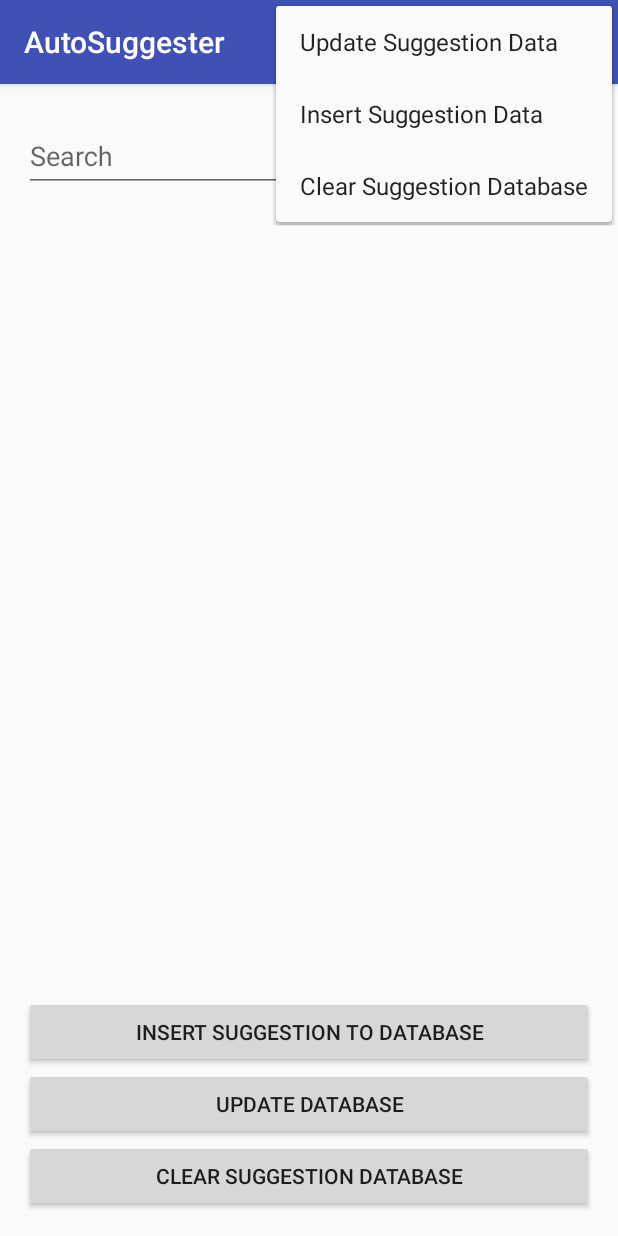
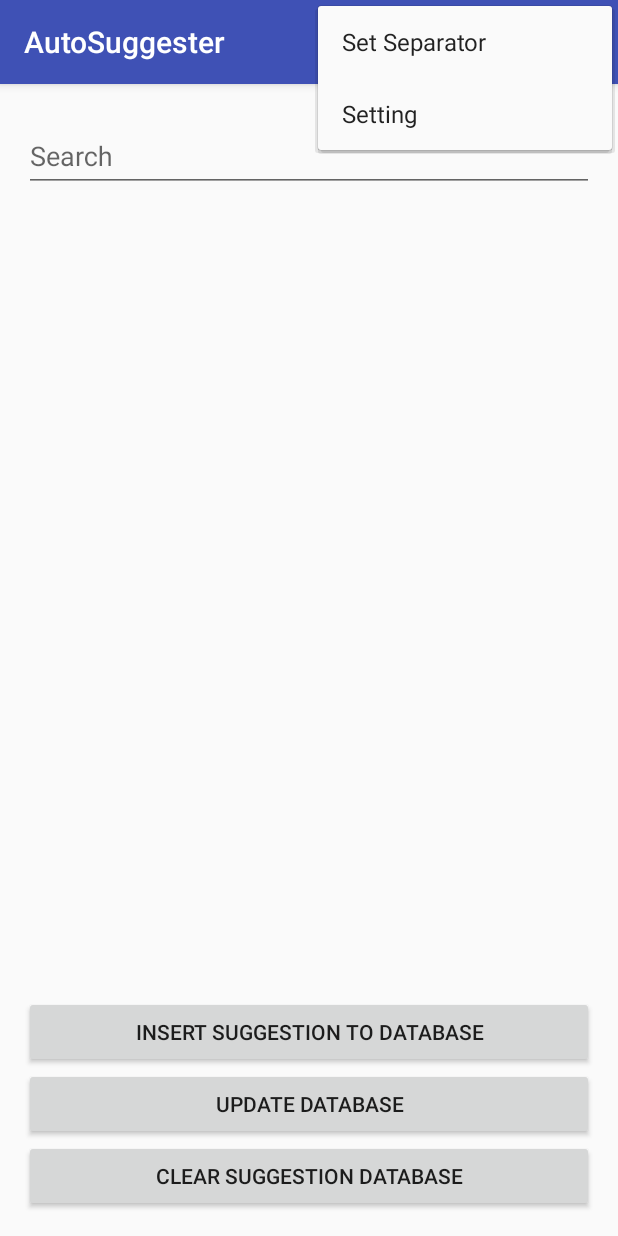
Before and after one commit to KarmaBuildsApps/AutoSuggester, an Android app: the screen it shows after launch (MainActivity), with the options menu open, on a phone screen of 412 x 824 dp. Run offline under Robolectric (Android 15) with nearby library versions, the phone set to English and light mode, and no system bars.

Commit message:
Changed Menu options

```diff
--- a/app/src/main/java/myapp/tae/ac/uk/autosuggester/Presenter/MainPresenter.java
+++ b/app/src/main/java/myapp/tae/ac/uk/autosuggester/Presenter/MainPresenter.java
@@ -50,4 +50,8 @@ public class MainPresenter implements Observer {
             view.updateAdapterData();
         }
     }
+
+    public void setFileDataSeparator(CharSequence fileDataSeparator) {
+        dataController.setSeparator(fileDataSeparator.toString());
+    }
 }
--- a/app/src/main/res/menu/menu.xml
+++ b/app/src/main/res/menu/menu.xml
@@ -1,12 +1,9 @@
 <?xml version="1.0" encoding="utf-8"?>
 <menu xmlns:android="http://schemas.android.com/apk/res/android">
     <item
-        android:id="@+id/menuSuggestionUpdate"
-        android:title="Update Suggestion Data" />
+        android:id="@+id/menuSetSeparator"
+        android:title="Set Separator" />
     <item
-        android:id="@+id/menuSuggestionInsert"
-        android:title="Insert Suggestion Data" />
-    <item
-        android:id="@+id/menuSuggestionClear"
-        android:title="Clear Suggestion Database" />
+        android:id="@+id/menuSetting"
+        android:title="Setting" />
 </menu>
--- a/app/src/main/res/values/styles.xml
+++ b/app/src/main/res/values/styles.xml
@@ -8,4 +8,5 @@
         <item name="colorAccent">@color/colorAccent</item>
     </style>
 
+
 </resources>
```
Also changed, not shown: app/src/main/java/myapp/tae/ac/uk/autosuggester/MainActivity.java (+37 -0 lines).
